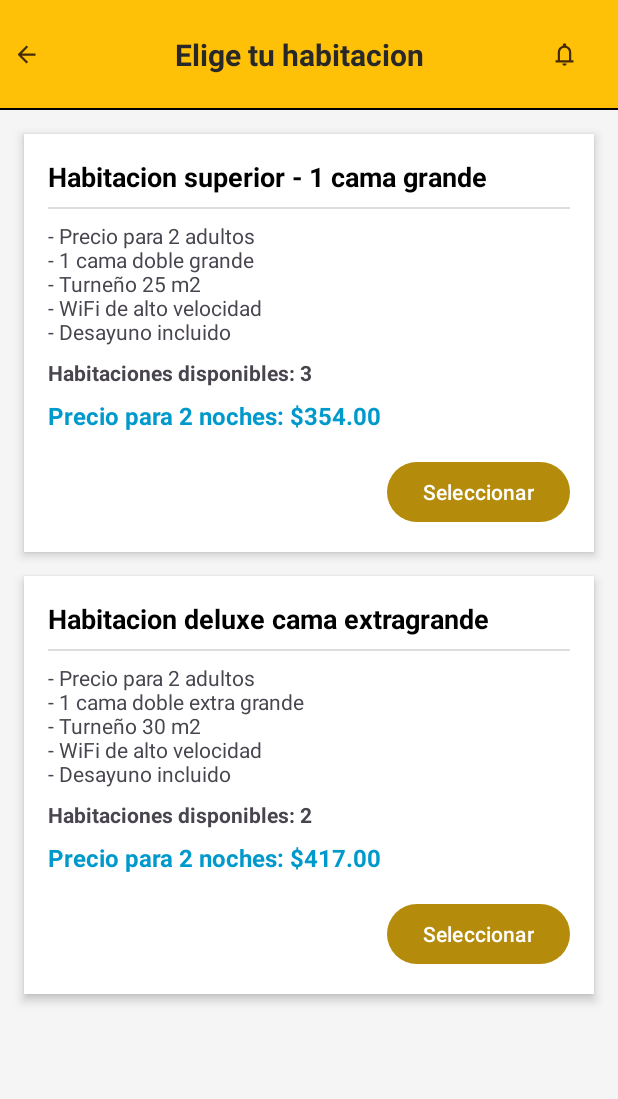
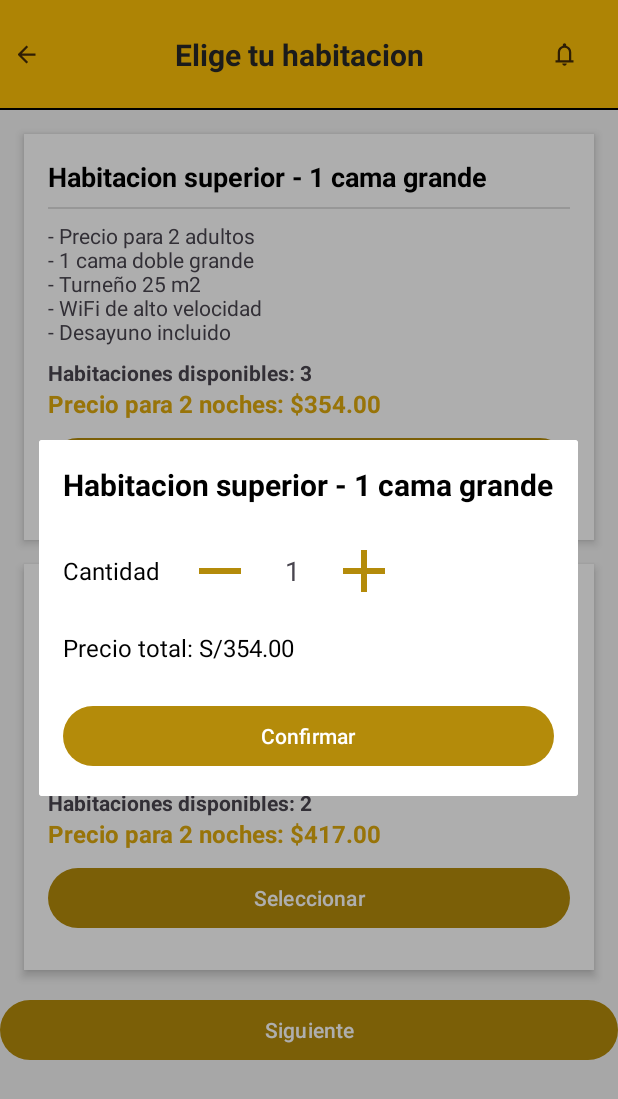
Before and after one commit to atl1998/IOT-RIDE-REST, an Android app: the ListaHabitaciones screen opened directly, with no data from a screen before it, after a tap on "Seleccionar", on a phone screen of 412 x 824 dp. Shown: the top 1099 px of the screen. Run offline under Robolectric (Android 15) with nearby library versions, the phone set to English and light mode, and no system bars; Roboto replaces fonts that are not available here.

Commit message:
flujo de elegir habitacion
falta arreglar los xml, pero al menos funciona :V

```diff
--- a/APP_R_R/app/src/main/java/com/example/hotelreservaapp/cliente/Habitacion.java
+++ b/APP_R_R/app/src/main/java/com/example/hotelreservaapp/cliente/Habitacion.java
@@ -7,6 +7,16 @@ public class Habitacion {
     private double precio;
     private String tipoCama;
     private int tamano;
+
+    private int seleccionadas = 0;
+
+    public int getSeleccionadas() {
+        return seleccionadas;
+    }
+
+    public void setSeleccionadas(int seleccionadas) {
+        this.seleccionadas = seleccionadas;
+    }
 
     public Habitacion(String titulo, String detalles, int disponibles, double precio, String tipoCama, int tamano) {
         this.titulo = titulo;
--- a/APP_R_R/app/src/main/java/com/example/hotelreservaapp/cliente/HabitacionAdapter.java
+++ b/APP_R_R/app/src/main/java/com/example/hotelreservaapp/cliente/HabitacionAdapter.java
@@ -42,7 +42,25 @@ public class HabitacionAdapter extends RecyclerView.Adapter<HabitacionAdapter.Ha
         holder.tvDetalles.setText(habitacion.getDetalles());
         holder.tvDisponibles.setText("Habitaciones disponibles: " + habitacion.getDisponibles());
         holder.tvPrecio.setText(String.format("Precio para 2 noches: $%.2f", habitacion.getPrecio()));
+
+        if (habitacion.getSeleccionadas() > 0) {
+            holder.btnSeleccionar.setVisibility(View.GONE);
+            holder.tvSeleccionadas.setVisibility(View.VISIBLE);
+            holder.btnEliminar.setVisibility(View.VISIBLE);
+            holder.btnSeleccionar.setVisibility(View.VISIBLE);
+            holder.tvSeleccionadas.setText("Seleccionadas: " + habitacion.getSeleccionadas());
+        } else {
+            holder.btnSeleccionar.setVisibility(View.VISIBLE);
+            holder.tvSeleccionadas.setVisibility(View.GONE);
+            holder.btnEliminar.setVisibility(View.GONE);
+        }
+
+        holder.btnEliminar.setOnClickListener(v -> {
+            habitacion.setSeleccionadas(0);
+            notifyItemChanged(position);
+        });
     }
+
 
     @Override
     public int getItemCount() {
@@ -52,6 +70,8 @@ public class HabitacionAdapter extends RecyclerView.Adapter<HabitacionAdapter.Ha
     public static class HabitacionViewHolder extends RecyclerView.ViewHolder {
         TextView tvTitulo, tvDetalles, tvDisponibles, tvPrecio;
         Button btnSeleccionar;
+        TextView tvSeleccionadas;
+        Button btnEliminar;
 
         public HabitacionViewHolder(@NonNull View itemView, final OnItemClickListener listener) {
             super(itemView);
@@ -61,7 +81,8 @@ public class HabitacionAdapter extends RecyclerView.Adapter<HabitacionAdapter.Ha
             tvDisponibles = itemView.findViewById(R.id.tvDisponibles);
             tvPrecio = itemView.findViewById(R.id.tvPrecio);
             btnSeleccionar = itemView.findViewById(R.id.btnSeleccionar);
-
+            tvSeleccionadas = itemView.findViewById(R.id.tvSeleccionadas);
+            btnEliminar = itemView.findViewById(R.id.btnEliminar);
             btnSeleccionar.setOnClickListener(v -> {
                 if (listener != null) {
                     int position = getAdapterPosition();
--- a/APP_R_R/app/src/main/java/com/example/hotelreservaapp/cliente/ListaHabitaciones.java
+++ b/APP_R_R/app/src/main/java/com/example/hotelreservaapp/cliente/ListaHabitaciones.java
@@ -1,19 +1,25 @@
 package com.example.hotelreservaapp.cliente;
 
+import android.content.Intent;
 import android.os.Bundle;
 
 import androidx.activity.EdgeToEdge;
+import androidx.appcompat.app.AlertDialog;
 import androidx.appcompat.app.AppCompatActivity;
 import androidx.core.graphics.Insets;
 import androidx.core.view.ViewCompat;
 import androidx.core.view.WindowInsetsCompat;
 
 import com.example.hotelreservaapp.R;
+import com.google.android.material.button.MaterialButton;
 
 import androidx.appcompat.app.AppCompatActivity;
 import androidx.recyclerview.widget.LinearLayoutManager;
 import androidx.recyclerview.widget.RecyclerView;
 import android.os.Bundle;
+import android.view.View;
+import android.widget.Button;
+import android.widget.TextView;
 import android.widget.Toast;
 import java.util.ArrayList;
 import java.util.List;
@@ -23,6 +29,8 @@ public class ListaHabitaciones extends AppCompatActivity {
     private RecyclerView rvHabitaciones;
     private HabitacionAdapter adapter;
     private List<Habitacion> listaHabitaciones;
+
+    Button btnReservar;
 
     @Override
     protected void onCreate(Bundle savedInstanceState) {
@@ -55,13 +63,63 @@ public class ListaHabitaciones extends AppCompatActivity {
 
         // Configurar adaptador
         adapter = new HabitacionAdapter(listaHabitaciones, position -> {
-            Habitacion habitacionSeleccionada = listaHabitaciones.get(position);
-            Toast.makeText(ListaHabitaciones.this,
-                    "Seleccionaste: " + habitacionSeleccionada.getTitulo(),
-                    Toast.LENGTH_SHORT).show();
-            // Aquí puedes agregar la lógica para reservar la habitación
+            Habitacion habitacion = listaHabitaciones.get(position);
+            mostrarPopupSeleccion(habitacion);
         });
 
         rvHabitaciones.setAdapter(adapter);
+        btnReservar = findViewById(R.id.btnReservarAhora);
+        btnReservar.setOnClickListener(v -> {
+                    //por ahora directamente al mio bala
+            startActivity(new Intent(this, HistorialEventos.class));
+        });
+
     }
+    private void mostrarPopupSeleccion(Habitacion habitacion) {
+        AlertDialog.Builder builder = new AlertDialog.Builder(this);
+        View view = getLayoutInflater().inflate(R.layout.cliente_seleccion_popup_habitaciones, null);
+
+        TextView titulo = view.findViewById(R.id.titulo_habitacion);
+        Button incrementar = view.findViewById(R.id.incrementar_button);
+        Button decrementar = view.findViewById(R.id.decrementar_button);
+        TextView cantidadText = view.findViewById(R.id.cantidad_textview);
+        TextView precioTotal = view.findViewById(R.id.precio_total_textview);
+        Button confirmar = view.findViewById(R.id.confirmar_button);
+
+        titulo.setText(habitacion.getTitulo());
+
+        final int[] cantidad = {1}; // Cantidad por defecto
+        double precioPorUnidad = habitacion.getPrecio();
+
+        precioTotal.setText("Precio total: S/" + String.format("%.2f", precioPorUnidad));
+
+        incrementar.setOnClickListener(v -> {
+            if (cantidad[0] < habitacion.getDisponibles()) {
+                cantidad[0]++;
+                cantidadText.setText(String.valueOf(cantidad[0]));
+                precioTotal.setText("Precio total: S/" + String.format("%.2f", cantidad[0] * precioPorUnidad));
+            }
+        });
+
+        decrementar.setOnClickListener(v -> {
+            if (cantidad[0] > 1) {
+                cantidad[0]--;
+                cantidadText.setText(String.valueOf(cantidad[0]));
+                precioTotal.setText("Precio total: S/" + String.format("%.2f", cantidad[0] * precioPorUnidad));
+            }
+        });
+
+        builder.setView(view);
+        AlertDialog dialog = builder.create();
+        dialog.show();
+
+        confirmar.setOnClickListener(v -> {
+            Toast.makeText(this, "Reservaste " + cantidad[0] + " habitación(es)", Toast.LENGTH_SHORT).show();
+            // Aquí puedes actualizar la UI o marcar la habitación como seleccionada
+            habitacion.setSeleccionadas(cantidad[0]); // Debes agregar este campo en la clase Habitacion
+            adapter.notifyDataSetChanged();
+            dialog.dismiss();
+        });
+    }
+
 }
--- /dev/null
+++ b/APP_R_R/app/src/main/res/drawable/delete_24dp_black.xml
@@ -0,0 +1,9 @@
+<vector xmlns:android="http://schemas.android.com/apk/res/android"
+    android:width="24dp"
+    android:height="24dp"
+    android:viewportWidth="960"
+    android:viewportHeight="960">
+  <path
+      android:pathData="M280,840q-33,0 -56.5,-23.5T200,760v-520h-40v-80h200v-40h240v40h200v80h-40v520q0,33 -23.5,56.5T680,840L280,840ZM680,240L280,240v520h400v-520ZM360,680h80v-360h-80v360ZM520,680h80v-360h-80v360ZM280,240v520,-520Z"
+      android:fillColor="#000000"/>
+</vector>
--- a/APP_R_R/app/src/main/res/layout/activity_lista_habitaciones.xml
+++ b/APP_R_R/app/src/main/res/layout/activity_lista_habitaciones.xml
@@ -93,9 +93,16 @@
         android:layout_height="0dp"
         android:clipToPadding="false"
         android:padding="8dp"
+        android:contentDescription="Lista de habitaciones disponibles"
         app:layout_constraintTop_toBottomOf="@id/headerLayout"
-        app:layout_constraintBottom_toBottomOf="parent"
         app:layout_constraintStart_toStartOf="parent"
         app:layout_constraintEnd_toEndOf="parent" />
 
+    <com.google.android.material.button.MaterialButton
+        android:id="@+id/btnReservarAhora"
+        android:layout_width="match_parent"
+        android:layout_height="wrap_content"
+        android:text="Siguiente"
+        app:layout_constraintTop_toBottomOf="@id/rvHabitaciones"/>
+
 </androidx.constraintlayout.widget.ConstraintLayout>
--- a/APP_R_R/app/src/main/res/layout/cliente_item_habitacion.xml
+++ b/APP_R_R/app/src/main/res/layout/cliente_item_habitacion.xml
@@ -59,23 +59,48 @@
         android:id="@+id/tvPrecio"
         android:layout_width="wrap_content"
         android:layout_height="wrap_content"
-        android:layout_marginTop="8dp"
         android:textSize="16sp"
-        android:textColor="@android:color/holo_blue_dark"
+        android:textColor="@color/amarillo_dorado"
         android:textStyle="bold"
         app:layout_constraintTop_toBottomOf="@id/tvDisponibles"
         app:layout_constraintStart_toStartOf="parent"
-        tools:text="Precio para 2 noches: $354.00" />
+        tools:text="$154.00/noche" />
+
 
     <com.google.android.material.button.MaterialButton
         android:id="@+id/btnSeleccionar"
-        android:layout_width="wrap_content"
+        android:layout_width="match_parent"
         android:layout_height="wrap_content"
-        android:layout_marginTop="16dp"
         android:text="Seleccionar"
         android:textColor="@android:color/white"
-        app:layout_constraintTop_toBottomOf="@id/tvPrecio"
+        app:layout_constraintBottom_toBottomOf="parent"
         app:layout_constraintEnd_toEndOf="parent"
-        app:layout_constraintBottom_toBottomOf="parent" />
+        app:layout_constraintStart_toStartOf="parent"
+        app:layout_constraintTop_toBottomOf="@id/tvPrecio"/>
+
+    <LinearLayout
+        android:id="@+id/layoutSeleccion"
+        android:layout_width="match_parent"
+        android:layout_height="wrap_content"
+        android:orientation="horizontal"
+        android:layout_marginTop="8dp"
+        app:layout_constraintTop_toBottomOf="@id/btnSeleccionar">
+
+        <Button
+            android:id="@+id/tvSeleccionadas"
+            android:layout_width="wrap_content"
+            android:layout_height="match_parent"
+            android:text="Seleccionadas: X"
+            android:visibility="gone"
+            android:enabled="false" />
+
+        <Button
+            android:id="@+id/btnEliminar"
+            android:layout_width="48dp"
+            android:layout_height="48dp"
+            android:drawableTop="@drawable/delete_24dp_black"
+            android:contentDescription="Eliminar selección"
+            android:visibility="gone"/>
+    </LinearLayout>
 
 </androidx.constraintlayout.widget.ConstraintLayout>
--- a/APP_R_R/app/src/main/res/layout/cliente_seleccion_popup_habitaciones.xml
+++ b/APP_R_R/app/src/main/res/layout/cliente_seleccion_popup_habitaciones.xml
@@ -1,17 +1,15 @@
 <?xml version="1.0" encoding="utf-8"?>
-<androidx.cardview.widget.CardView xmlns:android="http://schemas.android.com/apk/res/android"
-    xmlns:app="http://schemas.android.com/apk/res-auto"
+<LinearLayout xmlns:android="http://schemas.android.com/apk/res/android"
     android:layout_width="match_parent"
     android:layout_height="wrap_content"
-    android:layout_margin="16dp"
-    app:cardCornerRadius="15dp"
-    app:cardElevation="8dp">
+
+    android:padding="16dp"
+    android:background="@android:color/white">
 
     <LinearLayout
         android:layout_width="match_parent"
         android:layout_height="wrap_content"
-        android:orientation="vertical"
-        android:padding="16dp">
+        android:orientation="vertical">
 
         <TextView
             android:id="@+id/titulo_habitacion"
@@ -21,7 +19,7 @@
             android:textColor="@android:color/black"
             android:textSize="20sp"
             android:textStyle="bold"
-            android:layout_marginBottom="20dp"/>
+            android:layout_marginBottom="20dp" />
 
         <LinearLayout
             android:layout_width="match_parent"
@@ -32,38 +30,30 @@
             <TextView
                 android:layout_width="wrap_content"
                 android:layout_height="wrap_content"
-                android:text="Número de unidades"
+                android:text="Cantidad"
                 android:textColor="@android:color/black"
                 android:textSize="16sp"
-                android:layout_marginRight="18dp"/>
+                android:layout_marginEnd="16dp" />
 
             <Button
                 android:id="@+id/decrementar_button"
                 android:layout_width="48dp"
                 android:layout_height="48dp"
-                android:text="-"
-                android:textSize="24sp"
-                android:backgroundTint="@android:color/white"
-                android:background="@drawable/remove_24dp_dark"/>
+                android:background="@drawable/remove_24dp_dark" />
 
             <TextView
                 android:id="@+id/cantidad_textview"
-                android:layout_width="0dp"
+                android:layout_width="48dp"
                 android:layout_height="wrap_content"
-                android:layout_weight="1"
                 android:text="1"
-                android:textSize="24sp"
-                android:textColor="@android:color/black"
-                android:gravity="center"/>
+                android:gravity="center"
+                android:textSize="18sp" />
 
             <Button
                 android:id="@+id/incrementar_button"
                 android:layout_width="48dp"
                 android:layout_height="48dp"
-                android:text="+"
-                android:textSize="24sp"
-                android:backgroundTint="@android:color/white"
-                android:background="@drawable/add_24dp_black"/>
+                android:background="@drawable/add_24dp_black"  />
         </LinearLayout>
 
         <TextView
@@ -73,18 +63,14 @@
             android:text="Precio total: S/354.00"
             android:textColor="@android:color/black"
             android:textSize="16sp"
-            android:layout_marginTop="20dp"
-            android:layout_marginBottom="20dp"/>
+            android:layout_marginTop="16dp" />
 
         <Button
             android:id="@+id/confirmar_button"
             android:layout_width="match_parent"
             android:layout_height="wrap_content"
             android:text="Confirmar"
-            android:textColor="@android:color/white"
             android:textAllCaps="false"
-            android:paddingTop="16dp"
-            android:paddingBottom="16dp"
-            android:textSize="16sp"/>
+            android:layout_marginTop="24dp" />
     </LinearLayout>
-</androidx.cardview.widget.CardView>
+</LinearLayout>
```
